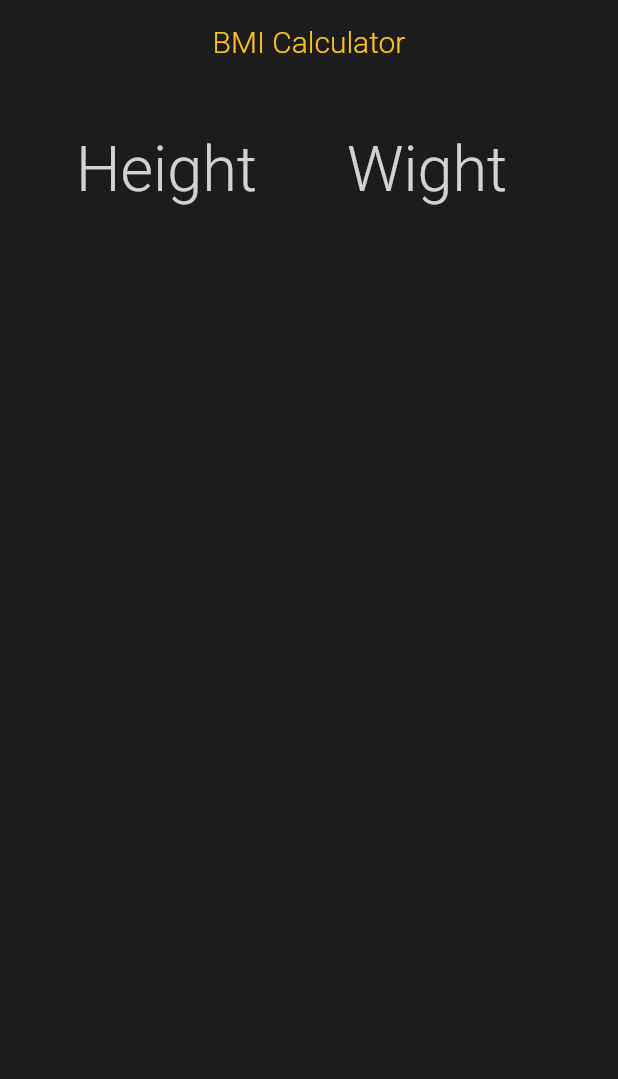
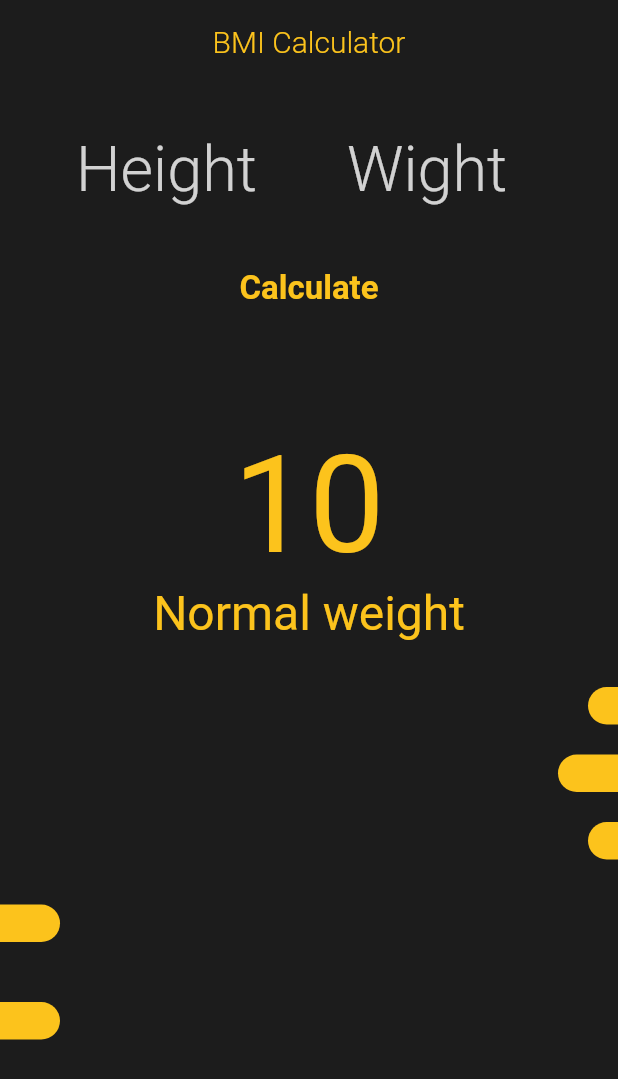
Before and after one commit to ayoubkamli/bmi_calculator, a Flutter app: the screen it shows after launch, on a phone screen of 412 x 824 dp. Shown: the top 1079 px of the screen. Run offline on Flutter 3.47's test engine with Material 2 defaults, Android fonts, the phone set to English and light mode, and no system bars; our stand-ins replace hexcolor.

Commit message:
add styling to the bottom

```diff
--- a/lib/screens/home.dart
+++ b/lib/screens/home.dart
@@ -1,4 +1,6 @@
 import 'package:diary/constants/app_constants.dart';
+import 'package:diary/widgets/left_bar.dart';
+import 'package:diary/widgets/right_bar.dart';
 import 'package:flutter/material.dart';
 
 class HomeScreen extends StatefulWidget {
@@ -22,14 +24,15 @@ class _HomeScreenState extends State<HomeScreen> {
         centerTitle: true,
       ),
       backgroundColor: mainHexColor,
-      body: Column(children: [
+      body: SingleChildScrollView(
+        child: Column(children: [
           const SizedBox(
             height: 20,
           ),
           Row(
             mainAxisAlignment: MainAxisAlignment.spaceEvenly,
             children: [
-            Container(
+              SizedBox(
                 width: 130,
                 child: TextFormField(
                   style: TextStyle(
@@ -49,7 +52,7 @@ class _HomeScreenState extends State<HomeScreen> {
                   ),
                 ),
               ),
-            Container(
+              SizedBox(
                 width: 130,
                 child: TextFormField(
                   style: TextStyle(
@@ -71,7 +74,58 @@ class _HomeScreenState extends State<HomeScreen> {
               ),
             ],
           ),
+          const SizedBox(
+            height: 30,
+          ),
+          Container(
+            child: Text(
+              'Calculate',
+              style: TextStyle(
+                  fontSize: 22,
+                  fontWeight: FontWeight.bold,
+                  color: accentHexColor),
+            ),
+          ),
+          const SizedBox(
+            height: 80,
+          ),
+          Container(
+            child: Text(
+              '10',
+              style: TextStyle(fontSize: 90, color: accentHexColor),
+            ),
+          ),
+          Container(
+            child: Text(
+              'Normal weight',
+              style: TextStyle(
+                  fontSize: 32,
+                  fontWeight: FontWeight.w400,
+                  color: accentHexColor),
+            ),
+          ),
+          const SizedBox(
+            height: 30,
+          ),
+          const LeftBar(barWidth: 20),
+          const SizedBox(
+            height: 20,
+          ),
+          const LeftBar(barWidth: 40),
+          const SizedBox(
+            height: 20,
+          ),
+          const LeftBar(barWidth: 20),
+          const SizedBox(
+            height: 30,
+          ),
+          const RightBar(barWidth: 40),
+          const SizedBox(
+            height: 40,
+          ),
+          const RightBar(barWidth: 40),
         ]),
+      ),
     );
   }
 }
--- a/lib/widgets/left_bar.dart
+++ b/lib/widgets/left_bar.dart
@@ -14,11 +14,13 @@ class LeftBar extends StatelessWidget {
         Container(
           height: 25,
           width: barWidth,
-          decoration: const BoxDecoration(
-              borderRadius: BorderRadius.only(
-                  topLeft: Radius.circular(20),
-                  bottomLeft: Radius.circular(20))),
-          color: accentHexColor,
+          decoration: BoxDecoration(
+            borderRadius: const BorderRadius.only(
+              topLeft: Radius.circular(20),
+              bottomLeft: Radius.circular(20),
+            ),
+            color: accentHexColor,
+          ),
         ),
       ],
     );
--- a/lib/widgets/right_bar.dart
+++ b/lib/widgets/right_bar.dart
@@ -14,11 +14,13 @@ class RightBar extends StatelessWidget {
         Container(
           height: 25,
           width: barWidth,
-          decoration: const BoxDecoration(
-              borderRadius: BorderRadius.only(
-                  topLeft: Radius.circular(20),
-                  bottomLeft: Radius.circular(20))),
-          color: accentHexColor,
+          decoration: BoxDecoration(
+            borderRadius: const BorderRadius.only(
+              topRight: Radius.circular(20),
+              bottomRight: Radius.circular(20),
+            ),
+            color: accentHexColor,
+          ),
         ),
       ],
     );
```
Lines whose indentation alone changed are shown as unchanged.
